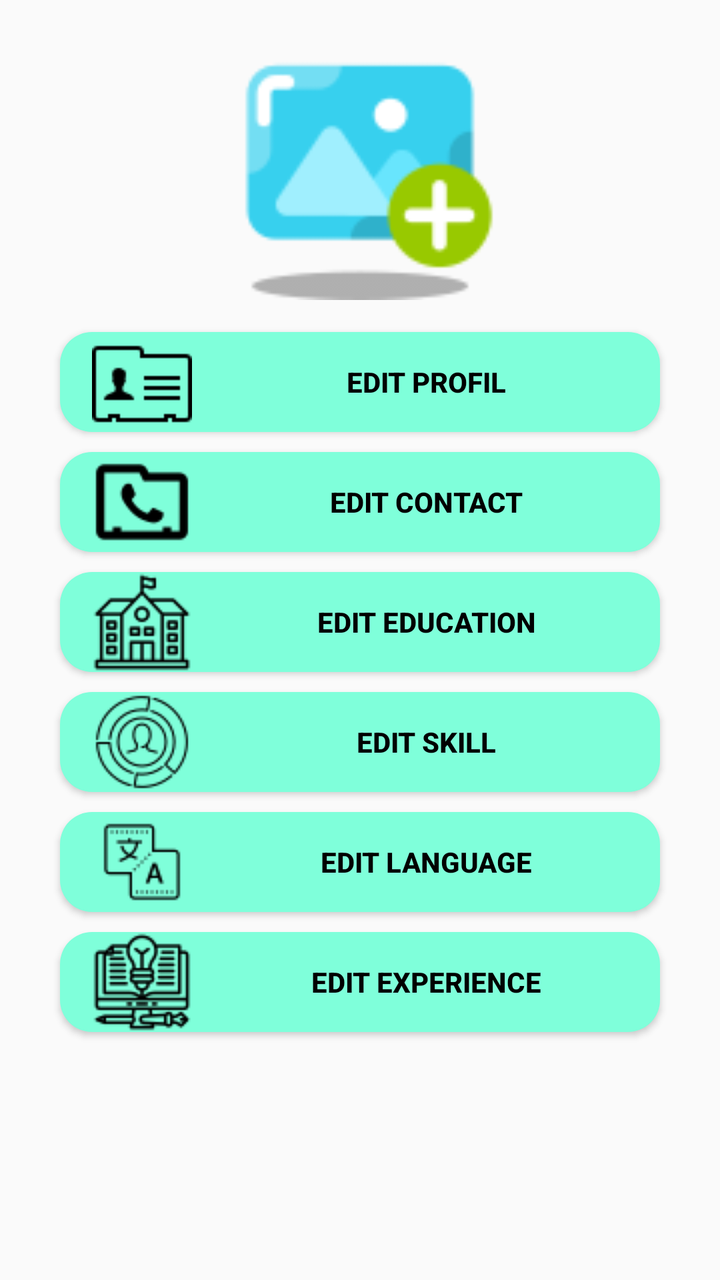
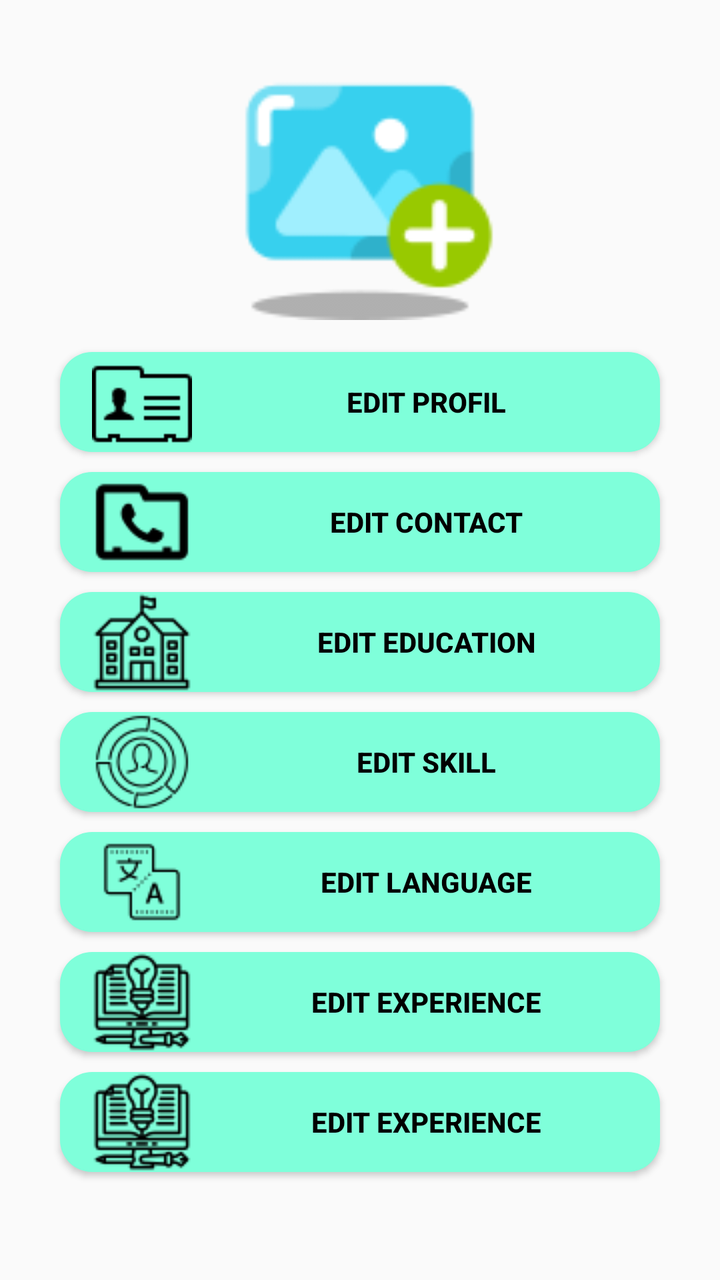

Compare the two renders of this Android layout. The source of the first and the diff that turns it into the second are given below.
<!-- AndroidManifest.xml: activity theme Theme.Design.Light -->
<!-- res/layout/activity_data_user.xml -->
<?xml version="1.0" encoding="utf-8"?>
<androidx.constraintlayout.widget.ConstraintLayout xmlns:android="http://schemas.android.com/apk/res/android"
    xmlns:app="http://schemas.android.com/apk/res-auto"
    xmlns:tools="http://schemas.android.com/tools"
    android:layout_width="match_parent"
    android:layout_height="match_parent"
    tools:context=".DataUserActivity">

    <ImageView
        android:id="@+id/data_img_user"
        android:layout_width="150dp"
        android:layout_height="150dp"
        android:layout_gravity="center_vertical"
        android:src="@drawable/img_user"
        app:layout_constraintLeft_toLeftOf="parent"
        app:layout_constraintRight_toRightOf="parent"
        tools:ignore="MissingConstraints"
        tools:layout_editor_absoluteY="42dp"
        />

    <Button
        android:id="@+id/edit_profil"
        android:layout_width="300dp"
        android:layout_height="50dp"
        android:background="@drawable/button_round_datauser"
        android:text="@string/edit_profil"
        android:textColor="@color/black"
        android:textStyle="bold"
        tools:ignore="MissingConstraints"
        app:layout_constraintLeft_toLeftOf="parent"
        app:layout_constraintRight_toRightOf="parent"
        tools:layout_editor_absoluteY="42dp"
        android:drawableLeft= "@drawable/icon_profil"
        android:layout_gravity="center_vertical"
        app:layout_constraintTop_toBottomOf="@+id/data_img_user"
        android:layout_margin="16dp"
        android:paddingLeft="16dp"
        />
    <Button
        android:id="@+id/edit_kontak"
        android:layout_width="300dp"
        android:layout_height="50dp"
        android:background="@drawable/button_round_datauser"
        android:text="@string/edit_contact"
        android:textColor="@color/black"
        android:textStyle="bold"
        tools:ignore="MissingConstraints"
        app:layout_constraintLeft_toLeftOf="parent"
        app:layout_constraintRight_toRightOf="parent"
        tools:layout_editor_absoluteY="42dp"
        android:drawableLeft= "@drawable/icon_contact"
        android:layout_gravity="center_vertical"
        app:layout_constraintTop_toBottomOf="@+id/edit_profil"
        android:layout_margin="10dp"
        android:paddingLeft="16dp"
        />
    <Button
        android:id="@+id/edit_pendidikan"
        android:layout_width="300dp"
        android:layout_height="50dp"
        android:background="@drawable/button_round_datauser"
        android:text="@string/edit_education"
        android:textColor="@color/black"
        android:textStyle="bold"
        tools:ignore="MissingConstraints"
        app:layout_constraintLeft_toLeftOf="parent"
        app:layout_constraintRight_toRightOf="parent"
        tools:layout_editor_absoluteY="42dp"
        android:drawableLeft= "@drawable/icon_pendidikan"
        android:layout_gravity="center_vertical"
        app:layout_constraintTop_toBottomOf="@+id/edit_kontak"
        android:layout_margin="10dp"
        android:paddingLeft="16dp"
        />
    <Button
        android:id="@+id/edit_skill"
        android:layout_width="300dp"
        android:layout_height="50dp"
        android:background="@drawable/button_round_datauser"
        android:text="@string/edit_skill"
        android:textColor="@color/black"
        android:textStyle="bold"
        tools:ignore="MissingConstraints"
        app:layout_constraintLeft_toLeftOf="parent"
        app:layout_constraintRight_toRightOf="parent"
        tools:layout_editor_absoluteY="42dp"
        android:drawableLeft= "@drawable/icon_skills"
        android:layout_gravity="center_vertical"
        app:layout_constraintTop_toBottomOf="@+id/edit_pendidikan"
        android:layout_margin="10dp"
        android:paddingLeft="16dp"
        />
    <Button
        android:id="@+id/edit_bahasa"
        android:layout_width="300dp"
        android:layout_height="50dp"
        android:background="@drawable/button_round_datauser"
        android:text="@string/edit_language"
        android:textColor="@color/black"
        android:textStyle="bold"
        tools:ignore="MissingConstraints"
        app:layout_constraintLeft_toLeftOf="parent"
        app:layout_constraintRight_toRightOf="parent"
        tools:layout_editor_absoluteY="42dp"
        android:drawableLeft= "@drawable/icon_bahasa"
        android:layout_gravity="center_vertical"
        app:layout_constraintTop_toBottomOf="@+id/edit_skill"
        android:layout_margin="10dp"
        android:paddingLeft="16dp"
        />
    <Button
        android:id="@+id/edit_pengalaman"
        android:layout_width="300dp"
        android:layout_height="50dp"
        android:background="@drawable/button_round_datauser"
        android:text="@string/edit_experience"
        android:textColor="@color/black"
        android:textStyle="bold"
        tools:ignore="MissingConstraints"
        app:layout_constraintLeft_toLeftOf="parent"
        app:layout_constraintRight_toRightOf="parent"
        tools:layout_editor_absoluteY="42dp"
        android:drawableLeft= "@drawable/icon_pengalaman"
        android:layout_gravity="center_vertical"
        app:layout_constraintTop_toBottomOf="@+id/edit_bahasa"
        android:layout_margin="10dp"
        android:paddingLeft="16dp"
        />




</androidx.constraintlayout.widget.ConstraintLayout>
<!-- resources referenced by this layout -->
<resources>
  <color name="black">#000000</color>
  <!-- drawable button_round_datauser (drawable) -->
  <?xml version="1.0" encoding="utf-8" ?>
  <selector xmlns:android="http://schemas.android.com/apk/res/android">
      <item android:state_pressed="false" >
          <shape>
              <solid
                  android:color="#7FFFDA" />
              <stroke
                  android:width="0px"
                  android:color="#45a9da" />
              <corners android:radius="16dp" />
          </shape>
      </item>
      <item android:state_pressed="true" >
          <shape>
              <solid
                  android:color="#ba78e7" />
              <stroke
                  android:width="0px"
                  android:color="#ad60e1" />
              <corners android:radius="16dp" />
          </shape>
      </item>
  </selector>
  <!-- drawable icon_bahasa: png bitmap (drawable-v24, 695 bytes) -->
  <!-- drawable icon_contact: png bitmap (drawable-v24, 636 bytes) -->
  <!-- drawable icon_pendidikan: png bitmap (drawable-v24, 1137 bytes) -->
  <!-- drawable icon_pengalaman: png bitmap (drawable-v24, 1554 bytes) -->
  <!-- drawable icon_profil: png bitmap (drawable-v24, 436 bytes) -->
  <!-- drawable icon_skills: png bitmap (drawable-v24, 1814 bytes) -->
  <!-- drawable img_user: png bitmap (drawable-v24, 2662 bytes) -->
  <string name="edit_contact">Edit Contact</string>
  <string name="edit_education">Edit Education</string>
  <string name="edit_experience">Edit Experience</string>
  <string name="edit_language">Edit Language</string>
  <string name="edit_profil">Edit Profil</string>
  <string name="edit_skill">Edit Skill</string>
</resources>

<!-- the commit's change to res/layout/activity_data_user.xml (unified diff, before → after) -->
@@ -6,17 +6,23 @@
     android:layout_height="match_parent"
     tools:context=".DataUserActivity">
 
+    <include
+        android:id="@+id/include"
+        layout="@layout/admob_smartbanner"
+        app:layout_constraintLeft_toLeftOf="parent"
+        app:layout_constraintRight_toRightOf="parent"/>
+
+
     <ImageView
         android:id="@+id/data_img_user"
         android:layout_width="150dp"
         android:layout_height="150dp"
-        android:layout_gravity="center_vertical"
+        android:layout_marginTop="10dp"
         android:src="@drawable/img_user"
         app:layout_constraintLeft_toLeftOf="parent"
         app:layout_constraintRight_toRightOf="parent"
-        tools:ignore="MissingConstraints"
-        tools:layout_editor_absoluteY="42dp"
-        />
+        app:layout_constraintTop_toBottomOf="@+id/include"
+        tools:ignore="MissingConstraints" />
 
     <Button
         android:id="@+id/edit_profil"
@@ -29,9 +35,7 @@
         tools:ignore="MissingConstraints"
         app:layout_constraintLeft_toLeftOf="parent"
         app:layout_constraintRight_toRightOf="parent"
-        tools:layout_editor_absoluteY="42dp"
         android:drawableLeft= "@drawable/icon_profil"
-        android:layout_gravity="center_vertical"
         app:layout_constraintTop_toBottomOf="@+id/data_img_user"
         android:layout_margin="16dp"
         android:paddingLeft="16dp"
@@ -47,9 +51,7 @@
         tools:ignore="MissingConstraints"
         app:layout_constraintLeft_toLeftOf="parent"
         app:layout_constraintRight_toRightOf="parent"
-        tools:layout_editor_absoluteY="42dp"
         android:drawableLeft= "@drawable/icon_contact"
-        android:layout_gravity="center_vertical"
         app:layout_constraintTop_toBottomOf="@+id/edit_profil"
         android:layout_margin="10dp"
         android:paddingLeft="16dp"
@@ -65,9 +67,7 @@
         tools:ignore="MissingConstraints"
         app:layout_constraintLeft_toLeftOf="parent"
         app:layout_constraintRight_toRightOf="parent"
-        tools:layout_editor_absoluteY="42dp"
         android:drawableLeft= "@drawable/icon_pendidikan"
-        android:layout_gravity="center_vertical"
         app:layout_constraintTop_toBottomOf="@+id/edit_kontak"
         android:layout_margin="10dp"
         android:paddingLeft="16dp"
@@ -83,9 +83,7 @@
         tools:ignore="MissingConstraints"
         app:layout_constraintLeft_toLeftOf="parent"
         app:layout_constraintRight_toRightOf="parent"
-        tools:layout_editor_absoluteY="42dp"
         android:drawableLeft= "@drawable/icon_skills"
-        android:layout_gravity="center_vertical"
         app:layout_constraintTop_toBottomOf="@+id/edit_pendidikan"
         android:layout_margin="10dp"
         android:paddingLeft="16dp"
@@ -101,12 +99,11 @@
         tools:ignore="MissingConstraints"
         app:layout_constraintLeft_toLeftOf="parent"
         app:layout_constraintRight_toRightOf="parent"
-        tools:layout_editor_absoluteY="42dp"
         android:drawableLeft= "@drawable/icon_bahasa"
-        android:layout_gravity="center_vertical"
         app:layout_constraintTop_toBottomOf="@+id/edit_skill"
         android:layout_margin="10dp"
         android:paddingLeft="16dp"
+
         />
     <Button
         android:id="@+id/edit_pengalaman"
@@ -119,15 +116,44 @@
         tools:ignore="MissingConstraints"
         app:layout_constraintLeft_toLeftOf="parent"
         app:layout_constraintRight_toRightOf="parent"
-        tools:layout_editor_absoluteY="42dp"
         android:drawableLeft= "@drawable/icon_pengalaman"
-        android:layout_gravity="center_vertical"
         app:layout_constraintTop_toBottomOf="@+id/edit_bahasa"
+        android:layout_margin="10dp"
+        android:paddingLeft="16dp"
+        />
+    <Button
+        android:id="@+id/create_cv2"
+        android:layout_width="300dp"
+        android:layout_height="50dp"
+        android:background="@drawable/button_round_datauser"
+        android:text="@string/edit_experience"
+        android:textColor="@color/black"
+        android:textStyle="bold"
+        tools:ignore="MissingConstraints"
+        app:layout_constraintLeft_toLeftOf="parent"
+        app:layout_constraintRight_toRightOf="parent"
+        android:drawableLeft= "@drawable/icon_pengalaman"
+        app:layout_constraintTop_toBottomOf="@+id/edit_pengalaman"
         android:layout_margin="10dp"
         android:paddingLeft="16dp"
         />
 
 
+</androidx.constraintlayout.widget.ConstraintLayout>
+<!-- res/layout/admob_smartbanner.xml (included above) -->
+<?xml version="1.0" encoding="utf-8"?>
+<FrameLayout xmlns:android="http://schemas.android.com/apk/res/android"
+    xmlns:app="http://schemas.android.com/apk/res-auto"
+    android:layout_width="match_parent"
+    android:layout_height="wrap_content"
+    android:orientation="horizontal"
+    >
 
+    <FrameLayout
+        android:id="@+id/adView"
+        android:layout_width="match_parent"
+        android:layout_height="wrap_content"
+        android:orientation="horizontal"
+        />
 
-</androidx.constraintlayout.widget.ConstraintLayout>
+</FrameLayout>
